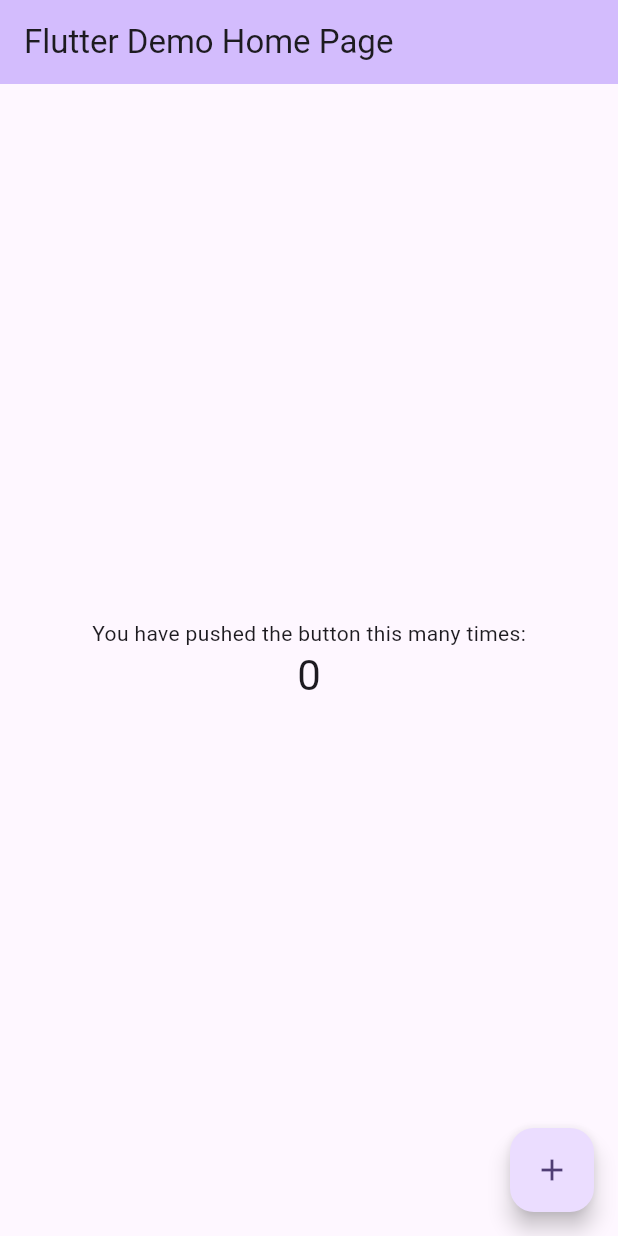
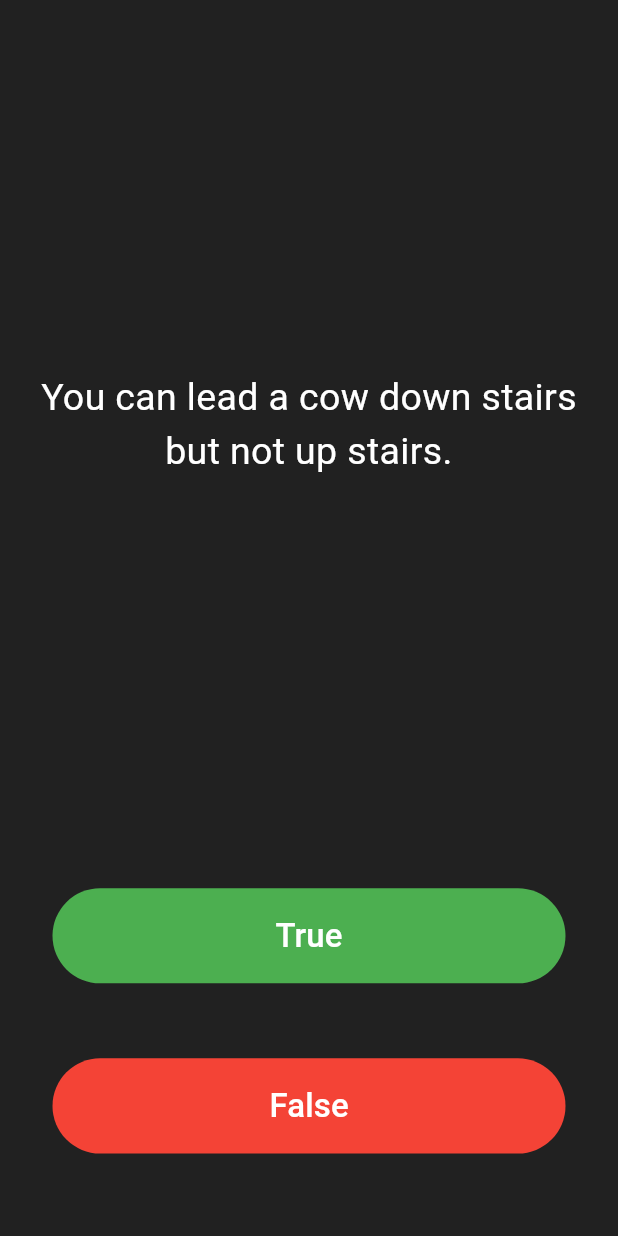
Before and after one commit to msiprime/quizzler, a Flutter app: the screen it shows after launch, on a phone screen of 412 x 824 dp. Run offline on Flutter 3.47's test engine with Material 3 defaults, Android fonts, the phone set to English and light mode, and no system bars.

Commit message:
phase one done

```diff
--- a/lib/main.dart
+++ b/lib/main.dart
@@ -1,125 +1,138 @@
 import 'package:flutter/material.dart';
 
-void main() {
-  runApp(const MyApp());
-}
+void main() => runApp(Quizzler());
 
-class MyApp extends StatelessWidget {
-  const MyApp({super.key});
-
-  // This widget is the root of your application.
+class Quizzler extends StatelessWidget {
   @override
   Widget build(BuildContext context) {
     return MaterialApp(
-      title: 'Flutter Demo',
-      theme: ThemeData(
-        // This is the theme of your application.
-        //
-        // TRY THIS: Try running your application with "flutter run". You'll see
-        // the application has a purple toolbar. Then, without quitting the app,
-        // try changing the seedColor in the colorScheme below to Colors.green
-        // and then invoke "hot reload" (save your changes or press the "hot
-        // reload" button in a Flutter-supported IDE, or press "r" if you used
-        // the command line to start the app).
-        //
-        // Notice that the counter didn't reset back to zero; the application
-        // state is not lost during the reload. To reset the state, use hot
-        // restart instead.
-        //
-        // This works for code too, not just values: Most code changes can be
-        // tested with just a hot reload.
-        colorScheme: ColorScheme.fromSeed(seedColor: Colors.deepPurple),
-        useMaterial3: true,
+      home: Scaffold(
+        backgroundColor: Colors.grey.shade900,
+        body: SafeArea(
+          child: Padding(
+            padding: EdgeInsets.symmetric(horizontal: 10.0),
+            child: QuizPage(),
+          ),
+        ),
       ),
-      home: const MyHomePage(title: 'Flutter Demo Home Page'),
     );
   }
 }
 
-class MyHomePage extends StatefulWidget {
-  const MyHomePage({super.key, required this.title});
-
-  // This widget is the home page of your application. It is stateful, meaning
-  // that it has a State object (defined below) that contains fields that affect
-  // how it looks.
-
-  // This class is the configuration for the state. It holds the values (in this
-  // case the title) provided by the parent (in this case the App widget) and
-  // used by the build method of the State. Fields in a Widget subclass are
-  // always marked "final".
-
-  final String title;
-
+class QuizPage extends StatefulWidget {
   @override
-  State<MyHomePage> createState() => _MyHomePageState();
+  _QuizPageState createState() => _QuizPageState();
 }
 
-class _MyHomePageState extends State<MyHomePage> {
-  int _counter = 0;
+class _QuizPageState extends State<QuizPage> {
+  Icon correct = const Icon(
+    Icons.check,
+    color: Colors.green,
+  );
+  Icon wrong = const Icon(
+    Icons.close,
+    color: Colors.red,
+  );
+  int questionNumber = 0;
 
-  void _incrementCounter() {
-    setState(() {
-      // This call to setState tells the Flutter framework that something has
-      // changed in this State, which causes it to rerun the build method below
-      // so that the display can reflect the updated values. If we changed
-      // _counter without calling setState(), then the build method would not be
-      // called again, and so nothing would appear to happen.
-      _counter++;
-    });
-  }
+  List<String> questions = [
+    'You can lead a cow down stairs but not up stairs.',
+    'Approximately one quarter of human bones are in the feet.',
+    'A slug\'s blood is green.',
+    'Ayrin is ula ula lala lala',
+    'Rakib is chacha chacha cha cha cha',
+    'vombol das vombol das',
+    'A E I O U are vowels'
+  ];
+  List<Widget> scoreKeeper = [];
+  List<bool> answers = [true, false, true, true, true, true];
 
   @override
   Widget build(BuildContext context) {
-    // This method is rerun every time setState is called, for instance as done
-    // by the _incrementCounter method above.
-    //
-    // The Flutter framework has been optimized to make rerunning build methods
-    // fast, so that you can just rebuild anything that needs updating rather
-    // than having to individually change instances of widgets.
-    return Scaffold(
-      appBar: AppBar(
-        // TRY THIS: Try changing the color here to a specific color (to
-        // Colors.amber, perhaps?) and trigger a hot reload to see the AppBar
-        // change color while the other colors stay the same.
-        backgroundColor: Theme.of(context).colorScheme.inversePrimary,
-        // Here we take the value from the MyHomePage object that was created by
-        // the App.build method, and use it to set our appbar title.
-        title: Text(widget.title),
+    return Container(
+      margin: const EdgeInsets.fromLTRB(0, 0, 0, 30),
+      child: Column(
+        mainAxisAlignment: MainAxisAlignment.spaceBetween,
+        crossAxisAlignment: CrossAxisAlignment.stretch,
+        children: <Widget>[
+          Expanded(
+            flex: 5,
+            child: Padding(
+              padding: EdgeInsets.all(10.0),
+              child: Center(
+                child: Text(
+                  questions[questionNumber],
+                  textAlign: TextAlign.center,
+                  style: TextStyle(
+                    fontSize: 25.0,
+                    color: Colors.white,
+                  ),
+                ),
+              ),
+            ),
+          ),
+          Expanded(
+            child: Padding(
+              padding: EdgeInsets.all(25.0),
+              child: TextButton(
+                style: ButtonStyle(
+                  backgroundColor:
+                      MaterialStateProperty.all<Color>(Colors.green),
+                ),
+                child: const Text(
+                  'True',
+                  style: TextStyle(
+                    color: Colors.white,
+                    fontSize: 22.0,
+                  ),
+                ),
+                onPressed: () {
+                  bool correctAnswer = answers[questionNumber];
+                  if (correctAnswer == true) {
+                    scoreKeeper.add(correct);
+                  } else {
+                    scoreKeeper.add(wrong);
+                  }
+                  setState(() {
+                    questionNumber++;
+                  });
+                },
+              ),
+            ),
+          ),
+          Expanded(
+            child: Padding(
+              padding: EdgeInsets.all(25.0),
+              child: TextButton(
+                style: ButtonStyle(
+                  backgroundColor: MaterialStateProperty.all<Color>(Colors.red),
+                ),
+                child: const Text(
+                  'False',
+                  style: TextStyle(
+                    fontSize: 22.0,
+                    color: Colors.white,
+                  ),
+                ),
+                onPressed: () {
+                  bool correctAnswer = answers[questionNumber];
+                  if (correctAnswer == false) {
+                    scoreKeeper.add(correct);
+                  } else {
+                    scoreKeeper.add(wrong);
+                  }
+                  setState(() {
+                    questionNumber++;
+                  });
+                },
+              ),
+            ),
+          ),
+          Row(
+            children: scoreKeeper,
+          )
+        ],
       ),
-      body: Center(
-        // Center is a layout widget. It takes a single child and positions it
-        // in the middle of the parent.
-        child: Column(
-          // Column is also a layout widget. It takes a list of children and
-          // arranges them vertically. By default, it sizes itself to fit its
-          // children horizontally, and tries to be as tall as its parent.
-          //
-          // Column has various properties to control how it sizes itself and
-          // how it positions its children. Here we use mainAxisAlignment to
-          // center the children vertically; the main axis here is the vertical
-          // axis because Columns are vertical (the cross axis would be
-          // horizontal).
-          //
-          // TRY THIS: Invoke "debug painting" (choose the "Toggle Debug Paint"
-          // action in the IDE, or press "p" in the console), to see the
-          // wireframe for each widget.
-          mainAxisAlignment: MainAxisAlignment.center,
-          children: <Widget>[
-            const Text(
-              'You have pushed the button this many times:',
-            ),
-            Text(
-              '$_counter',
-              style: Theme.of(context).textTheme.headlineMedium,
-            ),
-          ],
-        ),
-      ),
-      floatingActionButton: FloatingActionButton(
-        onPressed: _incrementCounter,
-        tooltip: 'Increment',
-        child: const Icon(Icons.add),
-      ), // This trailing comma makes auto-formatting nicer for build methods.
     );
   }
 }
```
Also changed, not shown: lib/Question.dart (added), 26 other files.
